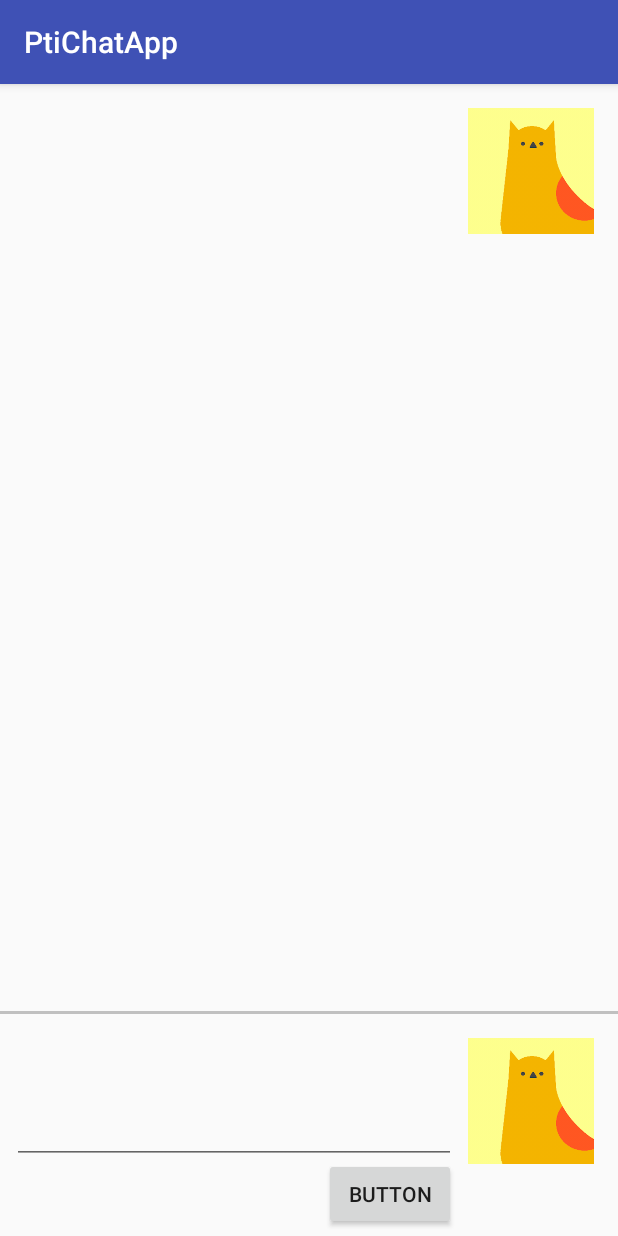
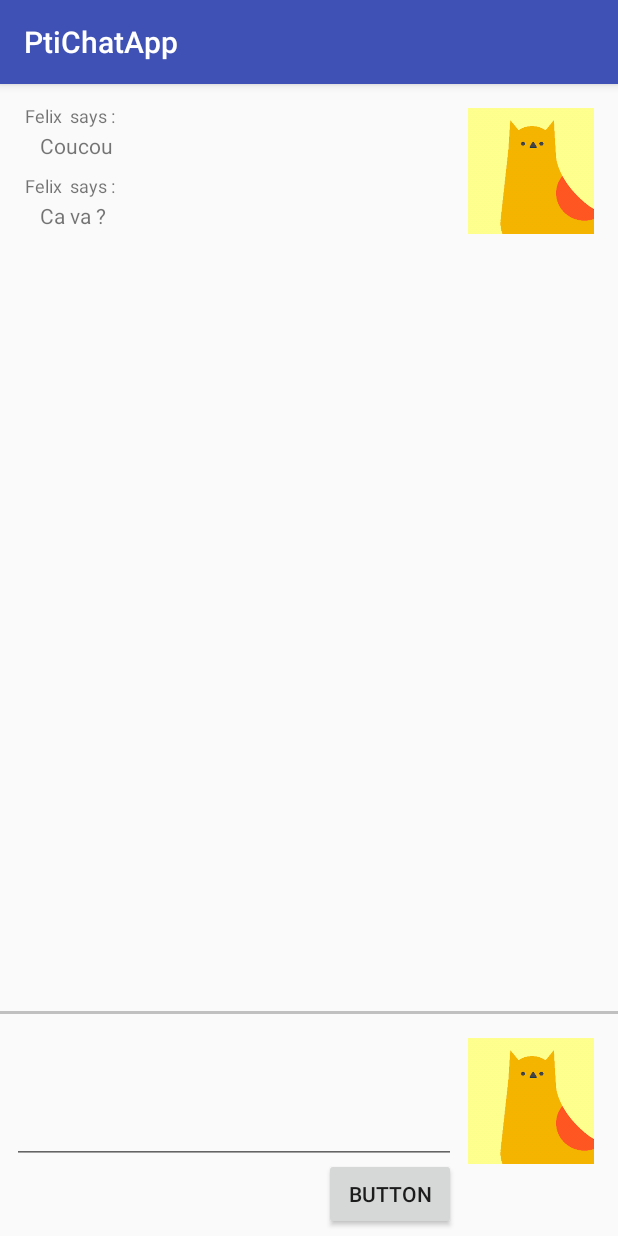
Before and after one commit to CS-POOA-2018/PtiChat, an Android app: the ChatActivity screen opened directly, with no data from a screen before it, on a phone screen of 412 x 824 dp. Run offline under Robolectric (Android 15) with nearby library versions, the phone set to English and light mode, and no system bars.

Commit message:
[App] Messages are displayed in chat (and renamed a bunch of stuff)

```diff
--- a/PtiChatApp/app/src/main/java/fr/centralesupelec/ptichatapp/ChatActivity.java
+++ b/PtiChatApp/app/src/main/java/fr/centralesupelec/ptichatapp/ChatActivity.java
@@ -2,12 +2,40 @@ package fr.centralesupelec.ptichatapp;
 
 import android.support.v7.app.AppCompatActivity;
 import android.os.Bundle;
+import android.support.v7.widget.LinearLayoutManager;
+import android.support.v7.widget.RecyclerView;
 
 public class ChatActivity extends AppCompatActivity {
+
+    private RecyclerView recyclerView;
+    private RecyclerView.Adapter adapter;
+    private RecyclerView.LayoutManager layoutManager;
+
+    // TODO: this is mock data, get real data
+    private User sender = new User("Felix", "flx", "", true);
+    private Chat chat = new Chat("test", "TestChat");
+    private Message[] myDataset = {
+            new Message(sender, chat, "test", null, "Coucou", true),
+            new Message(sender, chat, "test2", null, "Ca va ?", false)
+    };
 
     @Override
     protected void onCreate(Bundle savedInstanceState) {
         super.onCreate(savedInstanceState);
         setContentView(R.layout.activity_chat);
+
+        recyclerView = findViewById(R.id.chatView);
+
+        // use this setting to improve performance if you know that changes
+        // in content do not change the layout size of the RecyclerView
+        recyclerView.setHasFixedSize(true);
+
+        // use a linear layout manager
+        layoutManager = new LinearLayoutManager(this);
+        recyclerView.setLayoutManager(layoutManager);
+
+        // specify an adapter
+        adapter = new MessageAdapter(myDataset);
+        recyclerView.setAdapter(adapter);
     }
 }
--- a/PtiChatApp/app/src/main/java/fr/centralesupelec/ptichatapp/MainActivity.java
+++ b/PtiChatApp/app/src/main/java/fr/centralesupelec/ptichatapp/MainActivity.java
@@ -38,7 +38,7 @@ public class MainActivity extends AppCompatActivity {
         recyclerView.setLayoutManager(layoutManager);
 
         // specify an adapter
-        adapter = new MyAdapter(myDataset);
+        adapter = new ContactAdapter(myDataset);
         recyclerView.setAdapter(adapter);
 
         // get the textViews
--- a/PtiChatApp/app/src/main/java/fr/centralesupelec/ptichatapp/MyAdapter.java
+++ b/PtiChatApp/app/src/main/java/fr/centralesupelec/ptichatapp/MessageAdapter.java
@@ -7,36 +7,34 @@ import android.view.ViewGroup;
 import android.widget.ImageView;
 import android.widget.TextView;
 
-public class MyAdapter extends RecyclerView.Adapter<MyAdapter.MyViewHolder> {
+public class MessageAdapter extends RecyclerView.Adapter<MessageAdapter.MyViewHolder> {
 
-    private User[] mDataset;
+    private Message[] mDataset;
 
     // Provide a reference to the views for each data item
     // Complex data items may need more than one view per item, and
     // you provide access to all the views for a data item in a view holder
     public static class MyViewHolder extends RecyclerView.ViewHolder {
-        public TextView mContactName;
-        public TextView mContactStatus;
-        public ImageView mContactIcon;
+        public TextView mMessageSender;
+        public TextView mMessageContent;
         public MyViewHolder(View itemView) {
             super(itemView);
-            mContactName = itemView.findViewById(R.id.nameContact);
-            mContactStatus = itemView.findViewById(R.id.statusContact);
-            mContactIcon = itemView.findViewById(R.id.iconContact);
+            mMessageSender = itemView.findViewById(R.id.messageSender);
+            mMessageContent = itemView.findViewById(R.id.messageContent);
         }
     }
 
     // Provide a suitable constructor (depends on the kind of dataset)
-    public MyAdapter(User[] myDataset) {
+    public MessageAdapter(Message[] myDataset) {
         mDataset = myDataset;
     }
 
     // Create new views (invoked by the layout manager)
     @Override
-    public MyAdapter.MyViewHolder onCreateViewHolder(ViewGroup parent, int viewType) {
+    public MessageAdapter.MyViewHolder onCreateViewHolder(ViewGroup parent, int viewType) {
         // create a new view
         LayoutInflater inflater = LayoutInflater.from(parent.getContext());
-        View itemView = inflater.inflate(R.layout.contact_row, parent, false);
+        View itemView = inflater.inflate(R.layout.message_row, parent, false);
         return new MyViewHolder(itemView);
     }
 
@@ -45,14 +43,9 @@ public class MyAdapter extends RecyclerView.Adapter<MyAdapter.MyViewHolder> {
     public void onBindViewHolder(MyViewHolder holder, int position) {
         // - get element from your dataset at this position
         // - replace the contents of the view with that element
-        User contact = mDataset[position];
-        holder.mContactName.setText(contact.getPseudo());
-        holder.mContactStatus.setText(String.format("- %s", contact.getStatus()));
-        if (contact.isConnected()) {
-            holder.mContactIcon.setImageResource(R.drawable.ic_contact_green_24dp);
-        } else {
-            holder.mContactIcon.setImageResource(R.drawable.ic_contact_red_24dp);
-        }
+        Message message = mDataset[position];
+        holder.mMessageSender.setText(message.getSender().getPseudo());
+        holder.mMessageContent.setText(message.getContent());
     }
 
     // Return the size of your dataset (invoked by the layout manager)
--- a/PtiChatApp/app/src/main/res/layout/contact_row.xml
+++ b/PtiChatApp/app/src/main/res/layout/contact_row.xml
@@ -17,7 +17,7 @@
 
     <TextView xmlns:android="http://schemas.android.com/apk/res/android"
         xmlns:tools="http://schemas.android.com/tools"
-        android:id="@+id/nameContact"
+        android:id="@+id/nameSender"
         android:layout_width="wrap_content"
         android:layout_height="30dp"
         android:layout_marginStart="10dp"
@@ -32,7 +32,7 @@
         android:layout_width="match_parent"
         android:layout_height="30dp"
         android:layout_marginStart="10dp"
-        app:layout_constraintStart_toEndOf="@+id/nameContact"
+        app:layout_constraintStart_toEndOf="@+id/nameSender"
         android:gravity="center_vertical"
         android:text="Message"
         android:textStyle="italic"
--- /dev/null
+++ b/PtiChatApp/app/src/main/res/layout/message_row.xml
@@ -0,0 +1,45 @@
+<?xml version="1.0" encoding="utf-8"?>
+<LinearLayout
+    xmlns:android="http://schemas.android.com/apk/res/android"
+    xmlns:tools="http://schemas.android.com/tools"
+    android:layout_width="match_parent"
+    android:layout_height="wrap_content"
+    android:orientation="vertical"
+    android:padding="3dp">
+
+    <LinearLayout
+        android:layout_width="match_parent"
+        android:layout_height="20dp"
+        android:orientation="horizontal">
+
+        <TextView
+            android:id="@+id/messageSender"
+            android:layout_width="wrap_content"
+            android:layout_height="match_parent"
+            android:layout_marginStart="5dp"
+            android:gravity="center_vertical"
+            android:text="Someone"
+            tools:text="Someone"
+            android:textSize="12sp" />
+
+        <TextView
+            android:id="@+id/saysText"
+            android:layout_width="wrap_content"
+            android:layout_height="match_parent"
+            android:layout_marginStart="5dp"
+            android:gravity="center_vertical"
+            android:text="says :"
+            tools:text="says :"
+            android:textSize="12sp" />
+
+    </LinearLayout>
+
+    <TextView
+        android:id="@+id/messageContent"
+        android:layout_width="86dp"
+        android:layout_height="20dp"
+        android:layout_marginStart="15dp"
+        android:text="TextView"
+        tools:text="TextView" />
+
+</LinearLayout>
```
Also changed, not shown: PtiChatApp/app/src/main/java/fr/centralesupelec/ptichatapp/ContactAdapter.java (added, +64 -0 lines).
